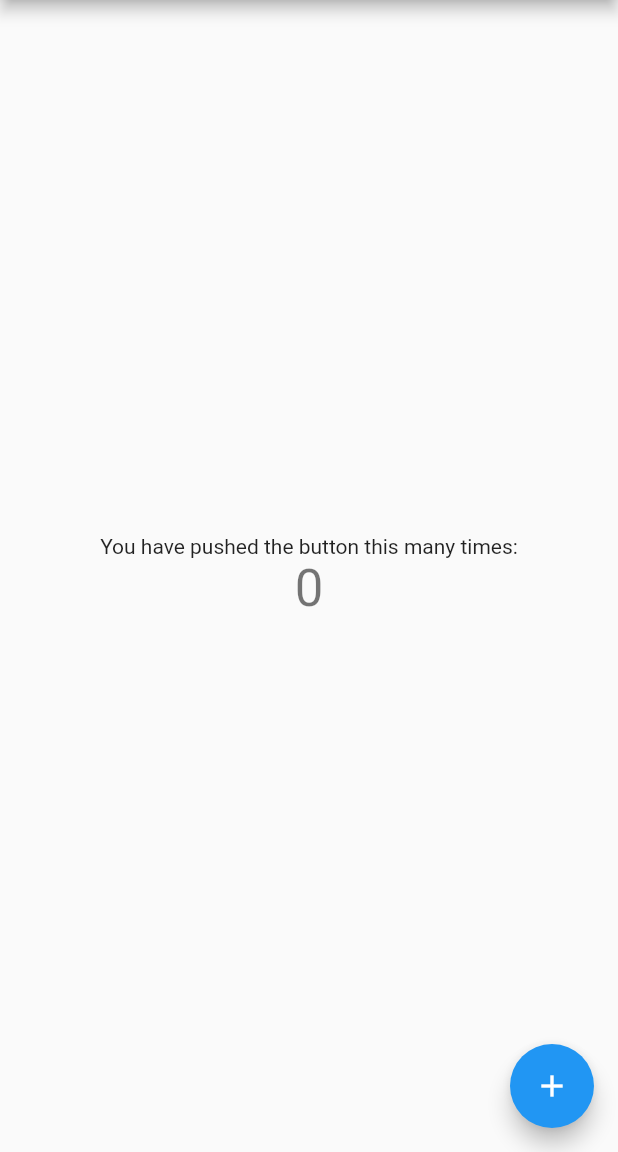
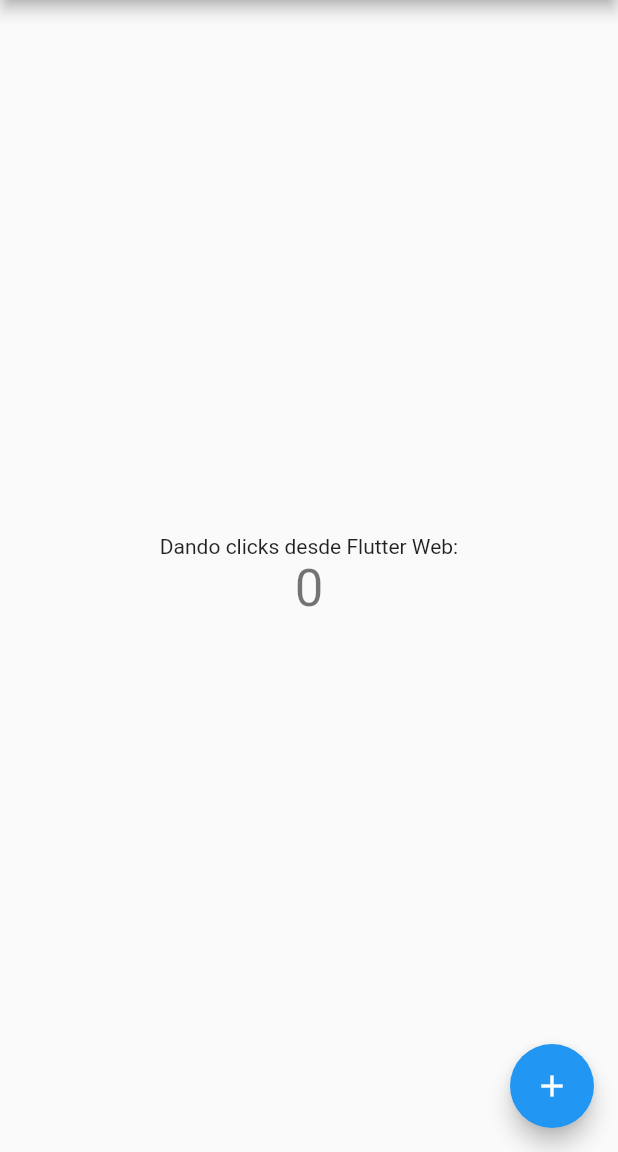
Before and after one commit to spainbarca/Git_GitHub, a Flutter app: the screen it shows after launch, on a phone screen of 412 x 824 dp, the part 84-1236 px from its top. Run offline on Flutter 3.47's test engine with Material 2 defaults, Android fonts, the phone set to English and light mode, and no system bars.

```diff
--- a/lib/main.dart
+++ b/lib/main.dart
@@ -57,7 +57,7 @@
           mainAxisAlignment: MainAxisAlignment.center,
           children: <Widget>[
             const Text(
-              'You have pushed the button this many times:',
+              'Dando clicks desde Flutter Web:',
             ),
             Text(
               '$_counter',
```
